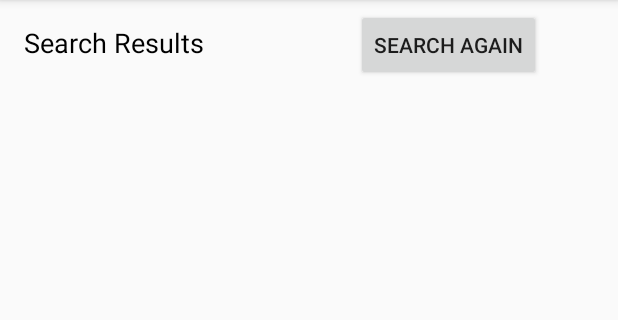
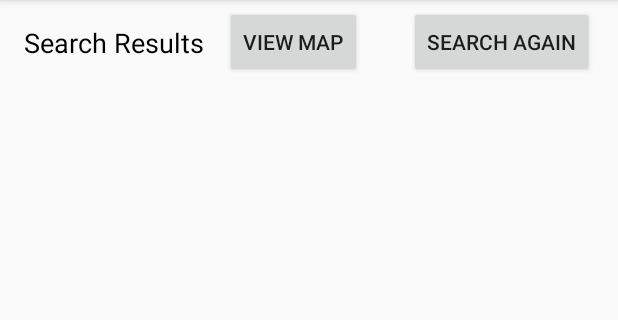
Before and after one commit to christopher-sun/DoYouNodeDeWey, an Android app: the SearchResultActivity screen opened directly, with no data from a screen before it, on a phone screen of 412 x 824 dp, the part 84-404 px from its top. Run offline under Robolectric (Android 15) with nearby library versions, the phone set to English and light mode, and no system bars; our stand-ins replace Firebase (no records; nobody signed in at launch, a user with empty details on screens opened directly); 3 statements that could not run were skipped.

Commit message:
Google map implementation with filter

```diff
--- a/DoYouNodeDeWey/app/build.gradle
+++ b/DoYouNodeDeWey/app/build.gradle
@@ -27,9 +27,12 @@ dependencies {
     implementation 'com.android.support:appcompat-v7:26.1.0'
     implementation 'com.android.support:design:26.1.0'
     implementation 'com.android.support.constraint:constraint-layout:1.0.2'
+    implementation 'com.google.android.gms:play-services-maps:12.0.1'
     testImplementation 'junit:junit:4.12'
     androidTestImplementation 'com.android.support.test:runner:1.0.1'
     androidTestImplementation 'com.android.support.test.espresso:espresso-core:3.0.1'
     compile 'com.google.firebase:firebase-database:12.0.1'
+    compile 'com.google.android.gms:play-services:12.0.1'
 }
 apply plugin: 'com.google.gms.google-services'
+apply plugin: 'com.android.application'
--- a/DoYouNodeDeWey/app/src/main/java/com/example/mohammed/doyounodedewey/SearchResultActivity.java
+++ b/DoYouNodeDeWey/app/src/main/java/com/example/mohammed/doyounodedewey/SearchResultActivity.java
@@ -29,6 +29,8 @@ public class SearchResultActivity extends AppCompatActivity {
     public Button searchAgain;
     public User user;
     public int userIndex;
+    public static List<Shelter> filteredList;
+    public Button filteredMapBut;
 
     @Override
     protected void onCreate(Bundle savedInstanceState) {
@@ -42,6 +44,14 @@ public class SearchResultActivity extends AppCompatActivity {
             public void onClick(View v) {
                 Intent toy = new Intent(SearchResultActivity.this, SearchActivity.class);
                 toy.putExtra("USER INDEX", userIndex);
+                startActivity(toy);
+            }
+        });
+        filteredMapBut = findViewById(R.id.filteredMapBut);
+        filteredMapBut.setOnClickListener(new View.OnClickListener() {
+            @Override
+            public void onClick(View v) {
+                Intent toy = new Intent(SearchResultActivity.this, MapsActivity.class);
                 startActivity(toy);
             }
         });
@@ -72,13 +82,12 @@ public class SearchResultActivity extends AppCompatActivity {
                 intent.putExtra("Special Notes:", entry.getSpecialNotes());
                 intent.putExtra("Phone Number:", entry.getPhoneNumber());
                 intent.putExtra("USER INDEX", userIndex);
-
                 startActivity(intent);
             }
         });
     }
 
-    private List<Shelter> filter(String query, boolean female, boolean male, boolean families, boolean children, boolean youngAdults, boolean anyone) {
+    public List<Shelter> filter(String query, boolean female, boolean male, boolean families, boolean children, boolean youngAdults, boolean anyone) {
         List<Shelter> shelterList = new ArrayList<>();
         for (Shelter shelter : ShelterList.getInstance().getShelterList()) {
             boolean add = true;
@@ -104,6 +113,7 @@ public class SearchResultActivity extends AppCompatActivity {
                 shelterList.add(shelter);
             }
         }
+        filteredList = shelterList;
         return shelterList;
     }
 
--- a/DoYouNodeDeWey/app/src/main/res/layout/activity_search_result.xml
+++ b/DoYouNodeDeWey/app/src/main/res/layout/activity_search_result.xml
@@ -21,8 +21,9 @@
         android:id="@+id/searchAgain"
         android:layout_width="wrap_content"
         android:layout_height="wrap_content"
-        android:layout_marginEnd="51dp"
-        android:layout_marginTop="6dp"
+        android:layout_marginEnd="16dp"
+        android:layout_marginRight="16dp"
+        android:layout_marginTop="4dp"
         android:text="Search Again"
         app:layout_constraintEnd_toEndOf="parent"
         app:layout_constraintTop_toTopOf="parent" />
@@ -36,4 +37,15 @@
         app:layout_constraintEnd_toEndOf="parent"
         app:layout_constraintStart_toStartOf="parent"
         app:layout_constraintTop_toBottomOf="@+id/searchAgain" />
+
+    <Button
+        android:id="@+id/filteredMapBut"
+        android:layout_width="wrap_content"
+        android:layout_height="wrap_content"
+        android:layout_marginLeft="150dp"
+        android:layout_marginStart="150dp"
+        android:layout_marginTop="4dp"
+        android:text="View Map"
+        app:layout_constraintStart_toStartOf="parent"
+        app:layout_constraintTop_toTopOf="parent" />
 </android.support.constraint.ConstraintLayout>
--- a/DoYouNodeDeWey/app/src/main/res/values/strings.xml
+++ b/DoYouNodeDeWey/app/src/main/res/values/strings.xml
@@ -14,5 +14,6 @@
         completions."
     </string>
     <string name="title_activity_register">RegisterActivity</string>
+    <string name="title_activity_maps">Map</string>
 
 </resources>
```
Also changed, not shown: DoYouNodeDeWey/app/src/debug/res/values/google_maps_api.xml (added, +24 -0 lines), DoYouNodeDeWey/app/src/main/AndroidManifest.xml (+32 -2 lines), DoYouNodeDeWey/app/src/main/java/com/example/mohammed/doyounodedewey/LoggedIn.java (+13 -3 lines), DoYouNodeDeWey/app/src/main/java/com/example/mohammed/doyounodedewey/MapsActivity.java (added, +108 -0 lines), DoYouNodeDeWey/app/src/main/res/layout/activity_maps.xml (added, +8 -0 lines), 1 other file.
